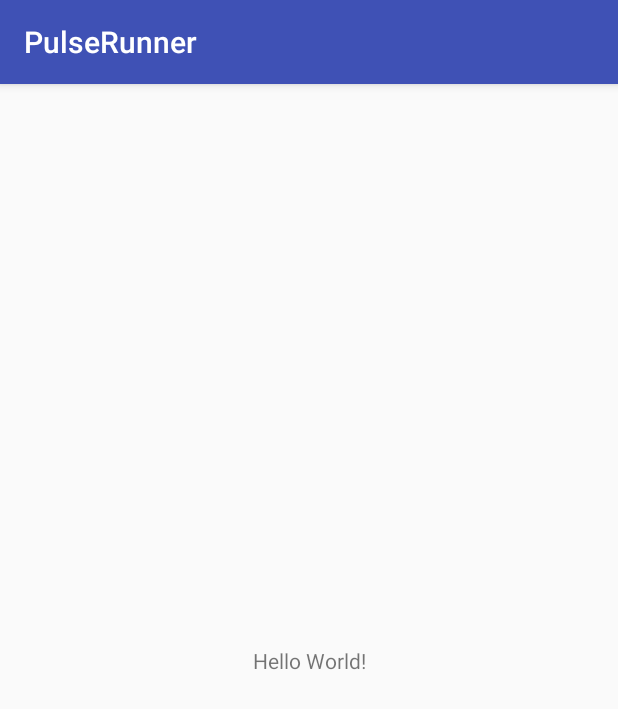
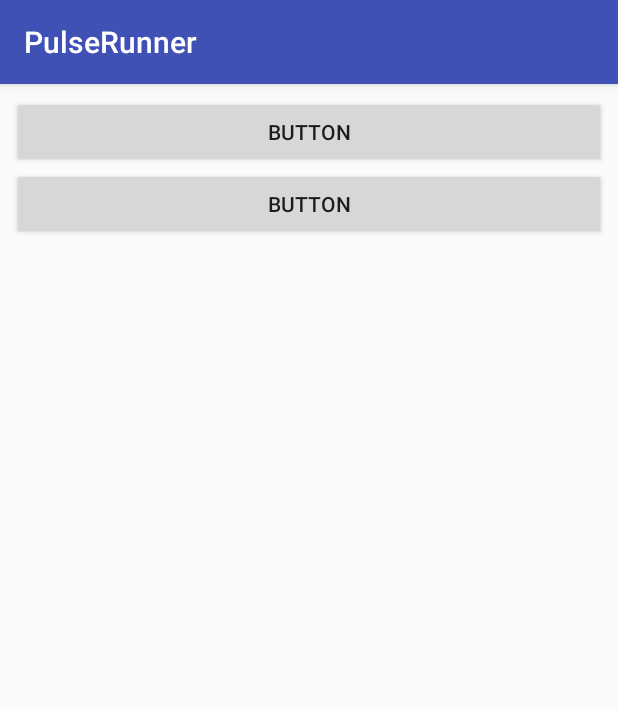
Before and after one commit to HerrAndersson95/PulseRunner, an Android app: the screen it shows after launch (MainActivity), on a phone screen of 412 x 824 dp. Shown: the top 709 px of the screen. Run offline under Robolectric (Android 15) with nearby library versions, the phone set to English and light mode, and no system bars.

Commit message:
Added button and autsizing layout
Radical!

```diff
--- a/app/src/main/res/layout/activity_main.xml
+++ b/app/src/main/res/layout/activity_main.xml
@@ -6,13 +6,27 @@
     android:layout_height="match_parent"
     tools:context="mamn10grupp10.pulserunner.MainActivity">
 
-    <TextView
-        android:layout_width="wrap_content"
+    <LinearLayout
+        android:layout_width="0dp"
         android:layout_height="wrap_content"
-        android:text="Hello World!"
-        app:layout_constraintBottom_toBottomOf="parent"
+        android:orientation="vertical"
+        android:layout_marginRight="8dp"
+        app:layout_constraintRight_toRightOf="parent"
+        android:layout_marginLeft="8dp"
         app:layout_constraintLeft_toLeftOf="parent"
-        app:layout_constraintRight_toRightOf="parent"
-        app:layout_constraintTop_toTopOf="parent" />
+        app:layout_constraintTop_toTopOf="parent"
+        android:layout_marginTop="8dp">
 
+        <Button
+            android:id="@+id/btn_run"
+            android:layout_width="match_parent"
+            android:layout_height="wrap_content"
+            android:text="Button" />
+
+        <Button
+            android:id="@+id/button3"
+            android:layout_width="match_parent"
+            android:layout_height="wrap_content"
+            android:text="Button" />
+    </LinearLayout>
 </android.support.constraint.ConstraintLayout>
```
